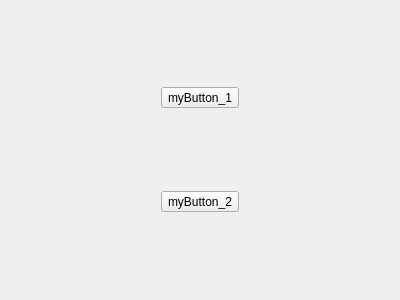
This is TD_2021_Q2_customWindow/customWindow.ui in ToonTools/TD_Course_2021_Q2 as Qt 5 draws it before an edit. The edited form follows.
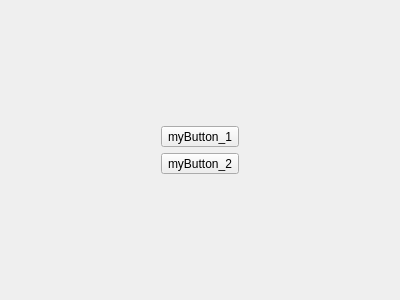
This is the edited form.

Patch:
```diff
--- a/TD_2021_Q2_customWindow/customWindow.ui
+++ b/TD_2021_Q2_customWindow/customWindow.ui
@@ -2,6 +2,12 @@
 <ui version="4.0">
  <class>Form</class>
  <widget class="QWidget" name="Form">
+  <property name="windowModality">
+   <enum>Qt::NonModal</enum>
+  </property>
+  <property name="enabled">
+   <bool>true</bool>
+  </property>
   <property name="geometry">
    <rect>
     <x>0</x>
@@ -13,15 +19,8 @@
   <property name="windowTitle">
    <string>Form</string>
   </property>
-  <widget class="QWidget" name="verticalLayoutWidget">
-   <property name="geometry">
-    <rect>
-     <x>10</x>
-     <y>10</y>
-     <width>381</width>
-     <height>281</height>
-    </rect>
-   </property>
+  <layout class="QVBoxLayout" name="verticalLayout_2">
+   <item>
    <layout class="QVBoxLayout" name="verticalLayout">
     <item alignment="Qt::AlignHCenter">
      <widget class="QToolButton" name="myButton_1">
@@ -38,7 +37,8 @@
      </widget>
     </item>
    </layout>
-  </widget>
+   </item>
+  </layout>
  </widget>
  <resources/>
  <connections/>
```
Lines whose indentation alone changed are shown as unchanged.
